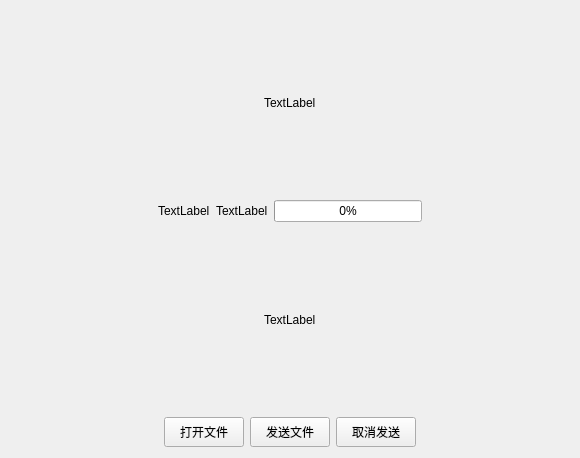
hhyvs111/FileManagement, file FileManagement/UploadFile.ui: the form before one commit.
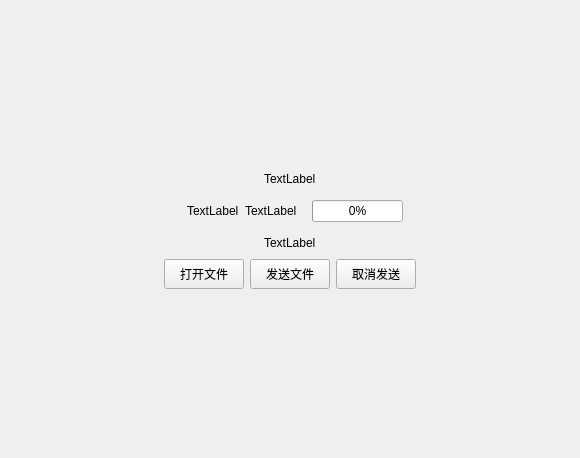
The form after the commit.

Diff of the .ui file:
```diff
--- a/FileManagement/UploadFile.ui
+++ b/FileManagement/UploadFile.ui
@@ -20,6 +20,19 @@
    <string>Form</string>
   </property>
   <layout class="QVBoxLayout" name="verticalLayout">
+   <item>
+    <spacer name="verticalSpacer">
+     <property name="orientation">
+      <enum>Qt::Vertical</enum>
+     </property>
+     <property name="sizeHint" stdset="0">
+      <size>
+       <width>20</width>
+       <height>40</height>
+      </size>
+     </property>
+    </spacer>
+   </item>
    <item>
     <layout class="QHBoxLayout" name="horizontalLayout_6">
      <item>
@@ -75,6 +88,9 @@
      <item>
       <layout class="QHBoxLayout" name="horizontalLayout_3">
        <item>
+        <widget class="QWidget" name="horizontalWidget" native="true">
+         <layout class="QHBoxLayout" name="horizontalLayout_7">
+          <item>
         <widget class="QLabel" name="mFileIcon">
          <property name="text">
           <string>TextLabel</string>
@@ -89,9 +105,8 @@
         </widget>
        </item>
       </layout>
-     </item>
-     <item>
-      <layout class="QHBoxLayout" name="horizontalLayout_2">
+        </widget>
+       </item>
        <item>
         <widget class="QProgressBar" name="sendProgressBar">
          <property name="value">
@@ -252,6 +267,19 @@
      </item>
     </layout>
    </item>
+   <item>
+    <spacer name="verticalSpacer_2">
+     <property name="orientation">
+      <enum>Qt::Vertical</enum>
+     </property>
+     <property name="sizeHint" stdset="0">
+      <size>
+       <width>20</width>
+       <height>40</height>
+      </size>
+     </property>
+    </spacer>
+   </item>
   </layout>
  </widget>
  <resources/>
```
Lines whose indentation alone changed are shown as unchanged.
